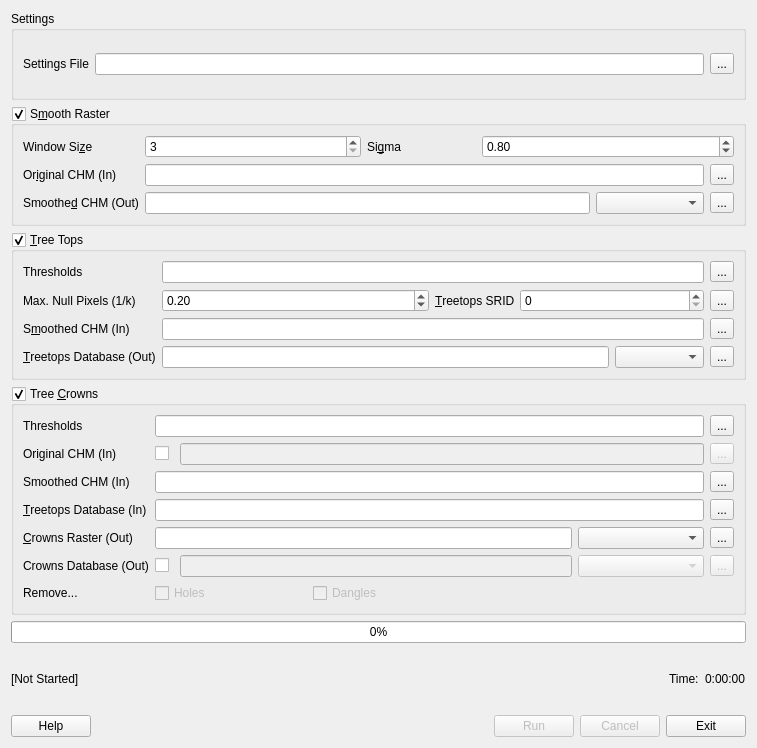
Above: src/treetops.ui from rskelly/treetops before the change. Below: the same form after it.
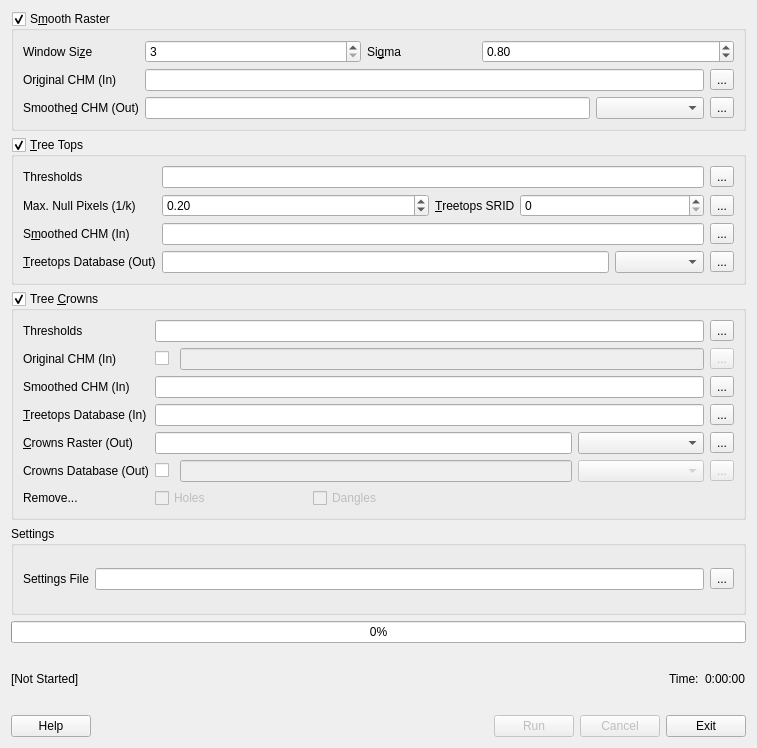
That is the form after the change.

Commit message: Moved settings file box. Added warning to prevent overwriting existing values.

The edit to the form file:
```diff
--- a/src/treetops.ui
+++ b/src/treetops.ui
@@ -20,32 +20,6 @@
    <string>Treetops</string>
   </property>
   <layout class="QVBoxLayout" name="verticalLayout" stretch="0,0,0,0,0,0">
-   <item>
-    <widget class="QGroupBox" name="groupBox">
-     <property name="title">
-      <string>Settings</string>
-     </property>
-     <layout class="QHBoxLayout" name="horizontalLayout_6">
-      <item>
-       <widget class="QLabel" name="label_14">
-        <property name="text">
-         <string>Settings File</string>
-        </property>
-       </widget>
-      </item>
-      <item>
-       <widget class="QLineEdit" name="txtSettingsFile"/>
-      </item>
-      <item>
-       <widget class="QToolButton" name="btnSettingsFile">
-        <property name="text">
-         <string>...</string>
-        </property>
-       </widget>
-      </item>
-     </layout>
-    </widget>
-   </item>
    <item>
     <widget class="QGroupBox" name="grpSmoothing">
      <property name="title">
@@ -705,6 +679,32 @@
      </layout>
     </widget>
    </item>
+   <item>
+    <widget class="QGroupBox" name="groupBox">
+     <property name="title">
+      <string>Settings</string>
+     </property>
+     <layout class="QHBoxLayout" name="horizontalLayout_6">
+      <item>
+       <widget class="QLabel" name="label_14">
+        <property name="text">
+         <string>Settings File</string>
+        </property>
+       </widget>
+      </item>
+      <item>
+       <widget class="QLineEdit" name="txtSettingsFile"/>
+      </item>
+      <item>
+       <widget class="QToolButton" name="btnSettingsFile">
+        <property name="text">
+         <string>...</string>
+        </property>
+       </widget>
+      </item>
+     </layout>
+    </widget>
+   </item>
    <item>
     <layout class="QGridLayout" name="gridLayout">
      <item row="1" column="0">
```
The commit also changes 1 other file.
